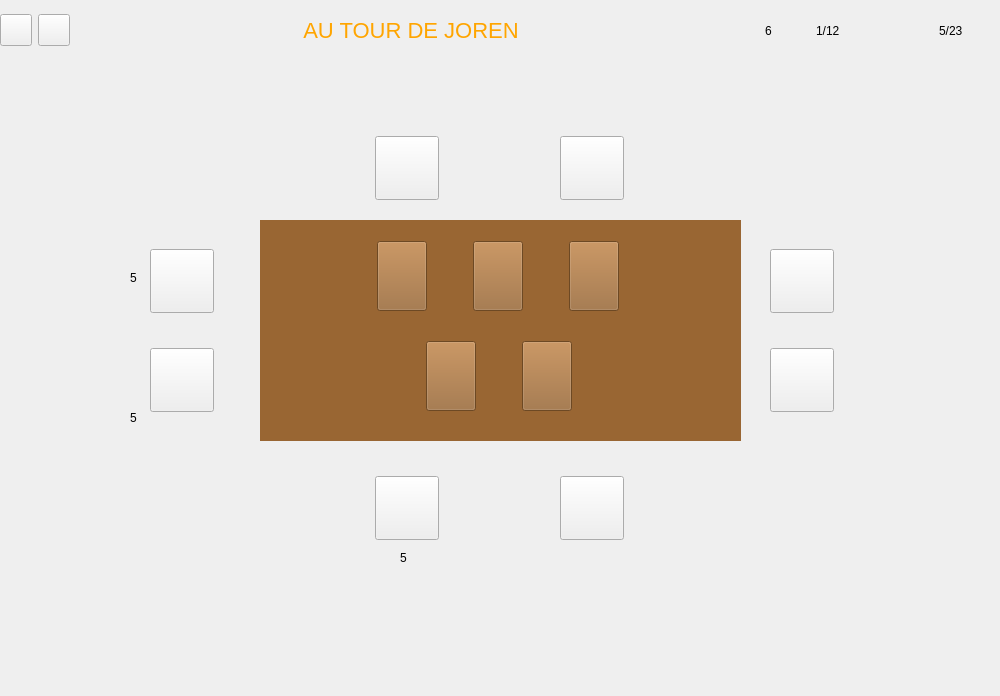
The window that test_craig/plateau.ui (gbequet/time_bomb) describes before a commit, drawn with Qt 5.
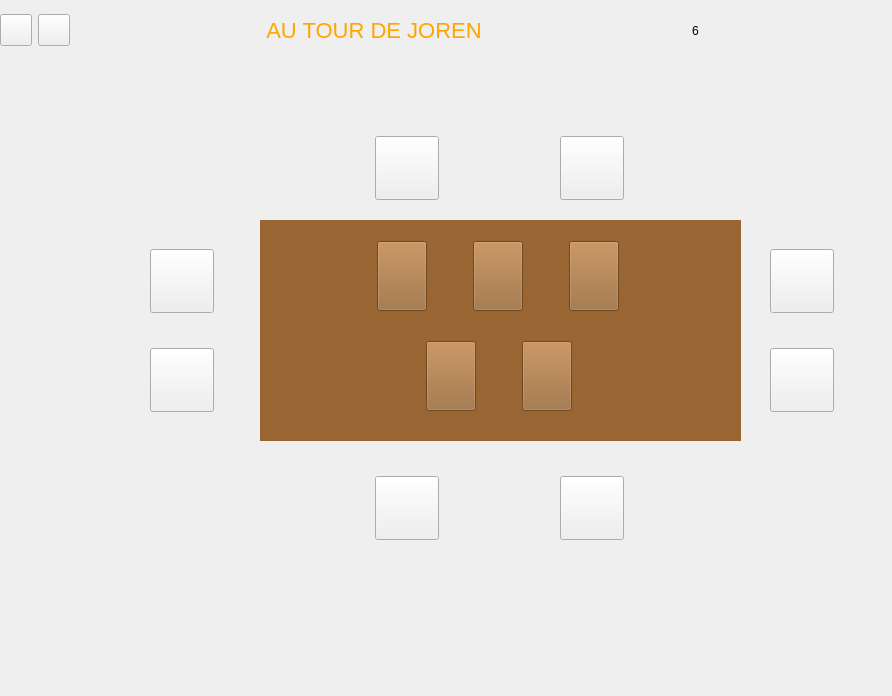
The same window after the commit. Icons and pictures are not drawn.

Commit message: Update des labels du nombre de cables Table vidée à la fin du tour

What changed in the file:
```diff
--- a/test_craig/plateau.ui
+++ b/test_craig/plateau.ui
@@ -6,7 +6,7 @@
    <rect>
     <x>0</x>
     <y>0</y>
-    <width>1000</width>
+    <width>892</width>
     <height>696</height>
    </rect>
   </property>
@@ -30,7 +30,7 @@
     <rect>
      <x>0</x>
      <y>0</y>
-     <width>1001</width>
+     <width>891</width>
      <height>61</height>
     </rect>
    </property>
@@ -183,7 +183,7 @@
           <item>
            <widget class="QLabel" name="defusing_count_label">
             <property name="text">
-             <string>1/12</string>
+             <string/>
             </property>
            </widget>
           </item>
@@ -233,7 +233,7 @@
         <item>
          <widget class="QLabel" name="cable_cout_label">
           <property name="text">
-           <string>5/23</string>
+           <string/>
           </property>
          </widget>
         </item>
@@ -672,45 +672,6 @@
     </item>
    </layout>
   </widget>
-  <widget class="QLabel" name="label_8">
-   <property name="geometry">
-    <rect>
-     <x>130</x>
-     <y>270</y>
-     <width>16</width>
-     <height>16</height>
-    </rect>
-   </property>
-   <property name="text">
-    <string>5</string>
-   </property>
-  </widget>
-  <widget class="QLabel" name="label_9">
-   <property name="geometry">
-    <rect>
-     <x>130</x>
-     <y>410</y>
-     <width>16</width>
-     <height>16</height>
-    </rect>
-   </property>
-   <property name="text">
-    <string>5</string>
-   </property>
-  </widget>
-  <widget class="QLabel" name="label_10">
-   <property name="geometry">
-    <rect>
-     <x>400</x>
-     <y>550</y>
-     <width>16</width>
-     <height>16</height>
-    </rect>
-   </property>
-   <property name="text">
-    <string>5</string>
-   </property>
-  </widget>
   <widget class="QWidget" name="table" native="true">
    <property name="geometry">
     <rect>
```
Left out of the diff: 5 changed lines with no effect on the pictures. The commit also changes 2 other files.
